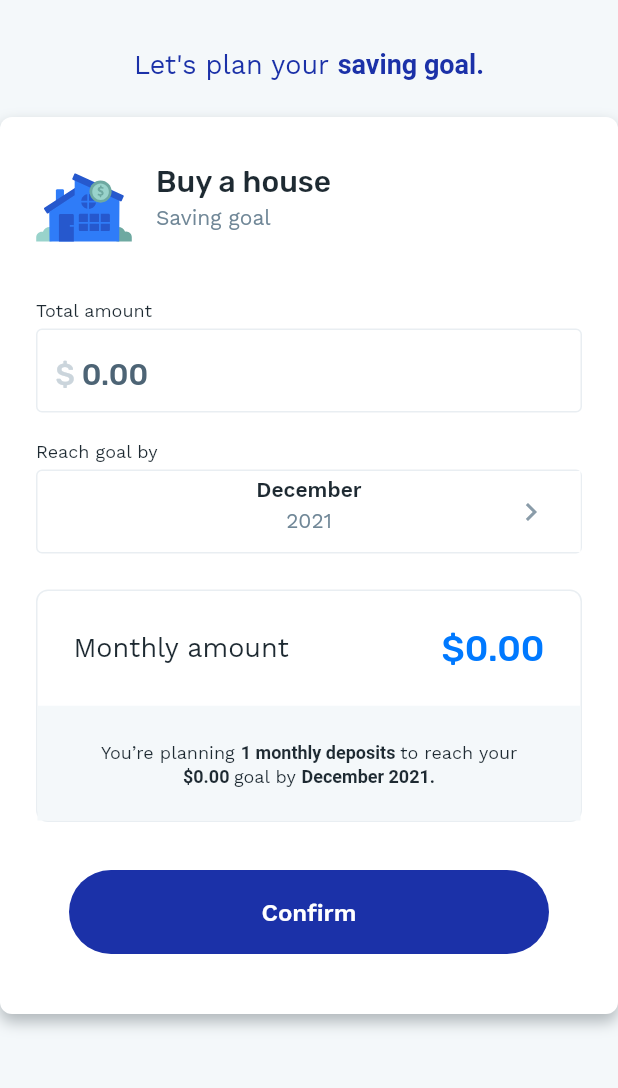
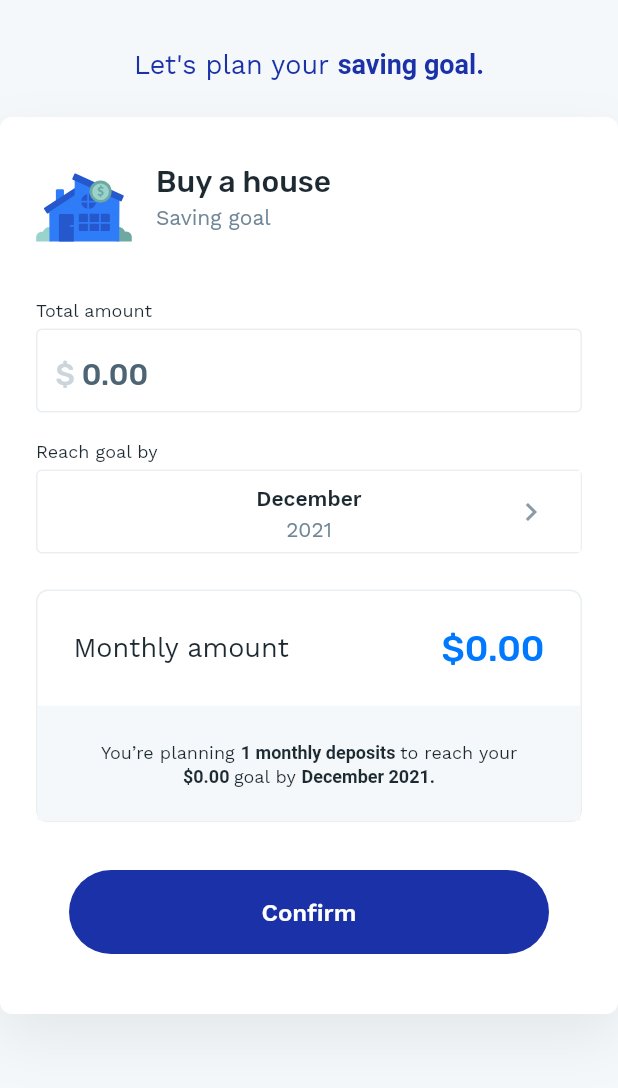
Before and after one commit to fernandamaiait/take-home-assignment, a Flutter app: the screen it shows after launch, on a phone screen of 412 x 824 dp, the part 84-1172 px from its top. Run offline on Flutter 3.47's test engine with Material 2 defaults, Android fonts, the phone set to English and light mode, and no system bars; our stand-ins replace extended_masked_text, flutter_mobx, flutter_svg, google_fonts, mobx; generated files the repository leaves out were written again.

Commit message:
Fixinb box shadow

```diff
--- a/lib/design_system/components/calendar.dart
+++ b/lib/design_system/components/calendar.dart
@@ -117,6 +117,7 @@ class Date extends StatelessWidget {
     final monthFormat = new DateFormat.MMMM();
 
     return Column(
+      mainAxisAlignment: MainAxisAlignment.center,
       children: [
         Text(
           monthFormat.format(date),
--- a/lib/design_system/components/custom_card.dart
+++ b/lib/design_system/components/custom_card.dart
@@ -22,15 +22,10 @@ class CustomCard extends StatelessWidget {
           borderRadius: BorderRadius.all(Radius.circular(8.0)),
           boxShadow: [
             BoxShadow(
-              color: Color.fromARGB(
-                80,
-                30,
-                42,
-                50,
-              ),
-              blurRadius: 8,
-              offset: Offset(0, 5),
-            ),
+              color: Color.fromRGBO(30, 42, 50, 0.08),
+              blurRadius: 32,
+              offset: Offset(0, 16),
+            )
           ],
         ),
         child: this.child);
```
Also changed, not shown: 1 other file.
